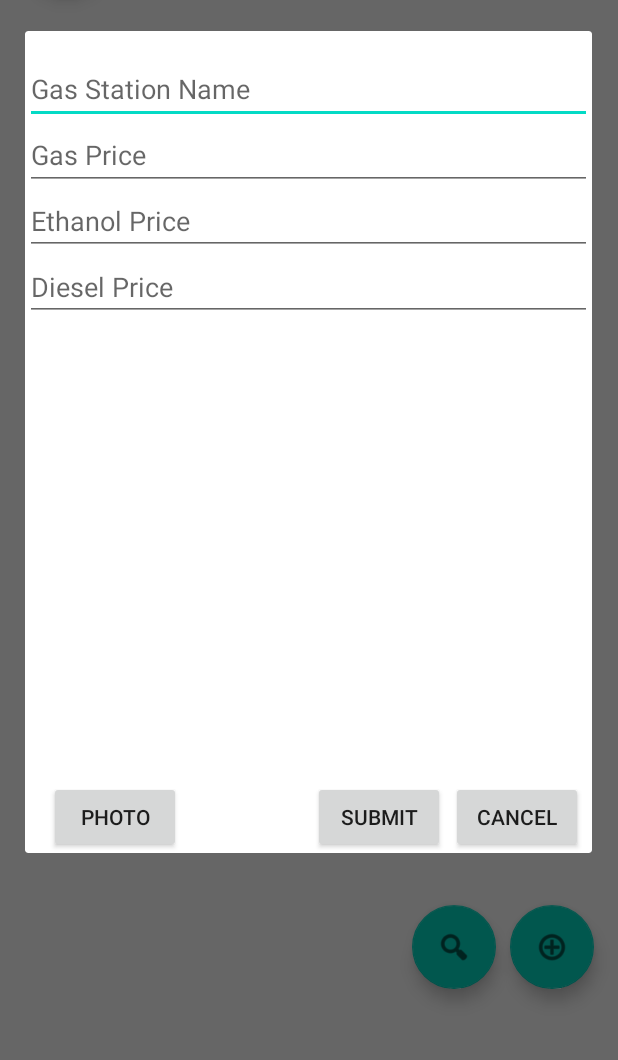
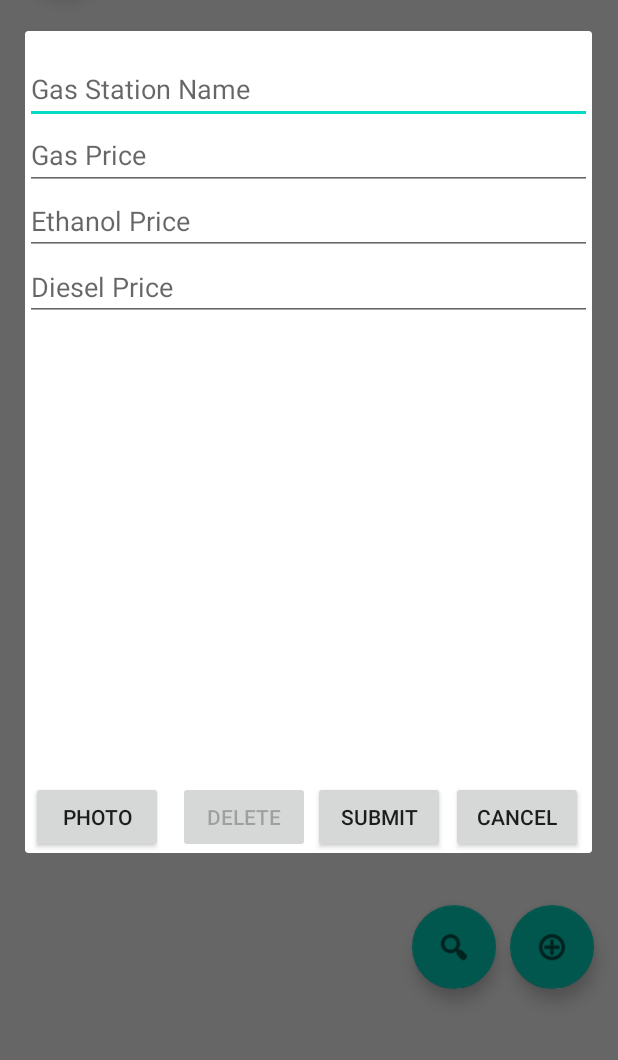
Before and after one commit to AlaKlein/CheapGasFinder, an Android app: the fragment PositionDialog placed in its activity, on a phone screen of 412 x 824 dp, the part 176-1236 px from its top. Run offline under Robolectric (Android 15) with nearby library versions, the phone set to English and light mode, and no system bars; our stand-ins replace Firebase (no records; nobody signed in at launch, a user with empty details on screens opened directly).

Commit message:
ajustado editar

```diff
--- a/app/build.gradle
+++ b/app/build.gradle
@@ -46,6 +46,7 @@ dependencies {
     implementation 'com.google.firebase:firebase-database:20.0.0'
     implementation 'com.google.firebase:firebase-auth:21.0.5'
     implementation 'com.google.firebase:firebase-storage:20.0.1'
+    implementation 'com.google.android.gms:play-services-location:20.0.0'
     testImplementation 'junit:junit:4.13.2'
     androidTestImplementation 'androidx.test.ext:junit:1.1.3'
     androidTestImplementation 'androidx.test.espresso:espresso-core:3.4.0'
--- a/app/src/main/AndroidManifest.xml
+++ b/app/src/main/AndroidManifest.xml
@@ -6,6 +6,9 @@
     <uses-feature
         android:name="android.hardware.camera"
         android:required="true" />
+
+    <uses-permission android:name="android.permission.ACCESS_COARSE_LOCATION" />
+    <uses-permission android:name="android.permission.ACCESS_FINE_LOCATION" />
 
     <application
         android:allowBackup="true"
--- a/app/src/main/res/layout/possition_dialog.xml
+++ b/app/src/main/res/layout/possition_dialog.xml
@@ -1,6 +1,7 @@
 <?xml version="1.0" encoding="utf-8"?>
 <androidx.constraintlayout.widget.ConstraintLayout xmlns:android="http://schemas.android.com/apk/res/android"
     xmlns:app="http://schemas.android.com/apk/res-auto"
+    xmlns:tools="http://schemas.android.com/tools"
     android:layout_width="match_parent"
     android:layout_height="match_parent">
 
@@ -58,7 +59,7 @@
         android:id="@+id/imageButton"
         android:layout_width="wrap_content"
         android:layout_height="wrap_content"
-        android:layout_marginStart="16dp"
+        android:layout_marginStart="4dp"
         android:layout_marginTop="500dp"
         android:text="Photo"
         app:layout_constraintStart_toStartOf="parent"
@@ -86,4 +87,14 @@
         app:layout_constraintStart_toStartOf="parent"
         app:layout_constraintTop_toTopOf="parent" />
 
+    <Button
+        android:id="@+id/deleteButton"
+        android:layout_width="wrap_content"
+        android:layout_height="wrap_content"
+        android:layout_marginStart="102dp"
+        android:layout_marginTop="500dp"
+        android:text="Delete"
+        app:layout_constraintStart_toStartOf="parent"
+        app:layout_constraintTop_toTopOf="parent" />
+
 </androidx.constraintlayout.widget.ConstraintLayout>
```
Also changed, not shown: app/src/main/java/com/example/cheapgasfinder/MapsActivity.java (+38 -2 lines), app/src/main/java/com/example/cheapgasfinder/components/PositionDialog.java (+49 -2 lines), app/src/main/java/com/example/cheapgasfinder/db/Position.java (+9 -0 lines).
